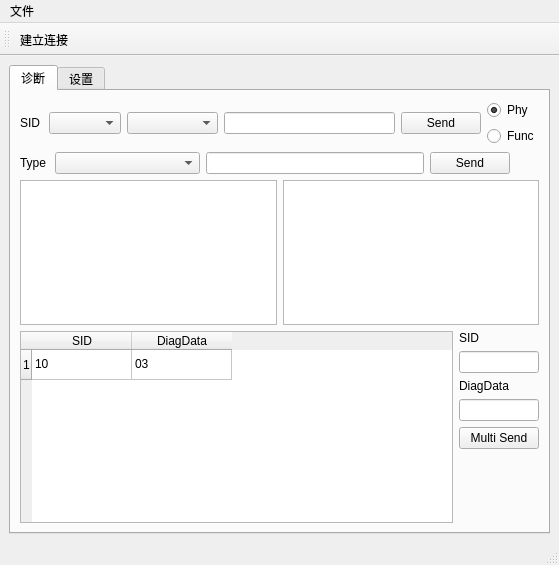
Qt form src/doip_connect/gui.ui (hanojiang/BlogCP) before a commit.
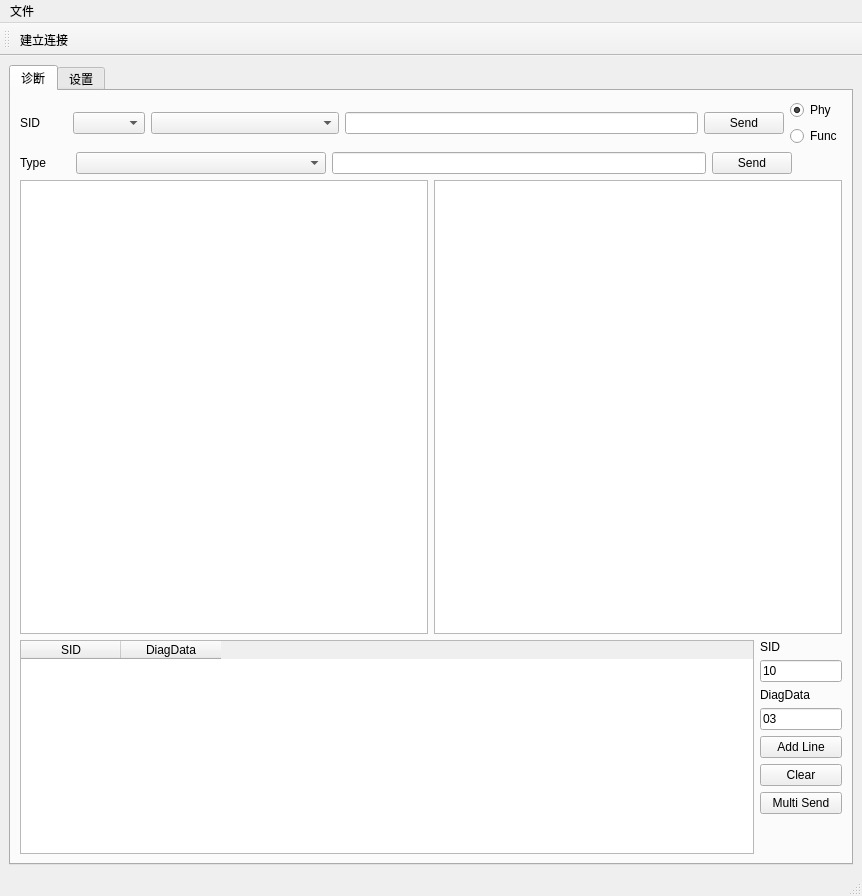
The same form after that commit.

Commit message: add multi line diag req send function

Diff of the .ui file:
```diff
--- a/src/doip_connect/gui.ui
+++ b/src/doip_connect/gui.ui
@@ -6,8 +6,8 @@
    <rect>
     <x>0</x>
     <y>0</y>
-    <width>559</width>
-    <height>565</height>
+    <width>862</width>
+    <height>896</height>
    </rect>
   </property>
   <property name="windowTitle">
@@ -140,12 +140,7 @@
         <item>
          <layout class="QHBoxLayout" name="horizontalLayout_9" stretch="9,1">
           <item>
-           <widget class="QTableWidget" name="tableWidget">
-            <row>
-             <property name="text">
-              <string>1</string>
-             </property>
-            </row>
+           <widget class="QTableWidget" name="multiLineTableWidget">
             <column>
              <property name="text">
               <string>SID</string>
@@ -156,16 +151,6 @@
               <string>DiagData</string>
              </property>
             </column>
-            <item row="0" column="0">
-             <property name="text">
-              <string>10</string>
-             </property>
-            </item>
-            <item row="0" column="1">
-             <property name="text">
-              <string>03</string>
-             </property>
-            </item>
            </widget>
           </item>
           <item>
@@ -178,7 +163,11 @@
              </widget>
             </item>
             <item>
-             <widget class="QLineEdit" name="lineEdit"/>
+             <widget class="QLineEdit" name="sidLineEdit">
+              <property name="text">
+               <string>10</string>
+              </property>
+             </widget>
             </item>
             <item>
              <widget class="QLabel" name="label_8">
@@ -188,10 +177,28 @@
              </widget>
             </item>
             <item>
-             <widget class="QLineEdit" name="lineEdit_2"/>
+             <widget class="QLineEdit" name="diagDataLineEdit">
+              <property name="text">
+               <string>03</string>
+              </property>
+             </widget>
             </item>
             <item>
-             <widget class="QPushButton" name="pushButton">
+             <widget class="QPushButton" name="addLinePushButton">
+              <property name="text">
+               <string>Add Line</string>
+              </property>
+             </widget>
+            </item>
+            <item>
+             <widget class="QPushButton" name="clearPushButton">
+              <property name="text">
+               <string>Clear</string>
+              </property>
+             </widget>
+            </item>
+            <item>
+             <widget class="QPushButton" name="multiSendPushButton">
               <property name="text">
                <string>Multi Send</string>
               </property>
@@ -339,8 +346,8 @@
     <rect>
      <x>0</x>
      <y>0</y>
-     <width>559</width>
-     <height>22</height>
+     <width>862</width>
+     <height>26</height>
     </rect>
    </property>
    <widget class="QMenu" name="menu">
```
The commit also changes 2 other files.
